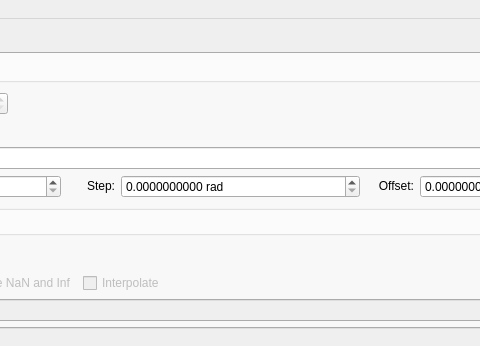
Above: tomopyui/tomopy.ui from tomography/tomopy-gui before the change; both pictures show x 280 to 760 and y 0 to 346 of the 1018 by 1081 pixel window. Below: the same form after it.
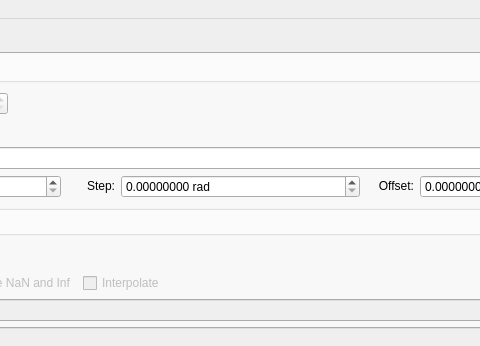
That is the form after the change. The open tabs and pages were chosen to show the change.

Commit message: added projection viewer

The edit to the form file:
```diff
--- a/tomopyui/tomopy.ui
+++ b/tomopyui/tomopy.ui
@@ -375,7 +375,10 @@
                 <string> rad</string>
                </property>
                <property name="decimals">
-                <number>10</number>
+                <number>8</number>
+               </property>
+               <property name="maximum">
+                <double>361.000000000000000</double>
                </property>
               </widget>
              </item>
```
Left out of the diff: 6 changed lines with no effect on the pictures. The commit also changes 2 other files.
